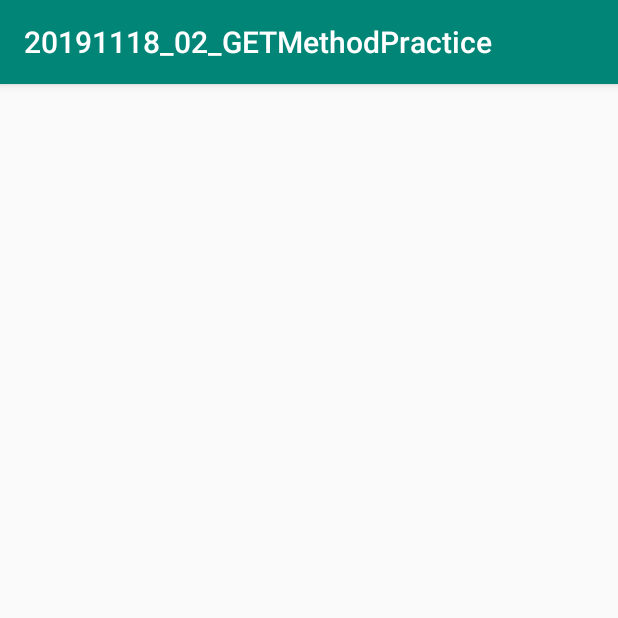
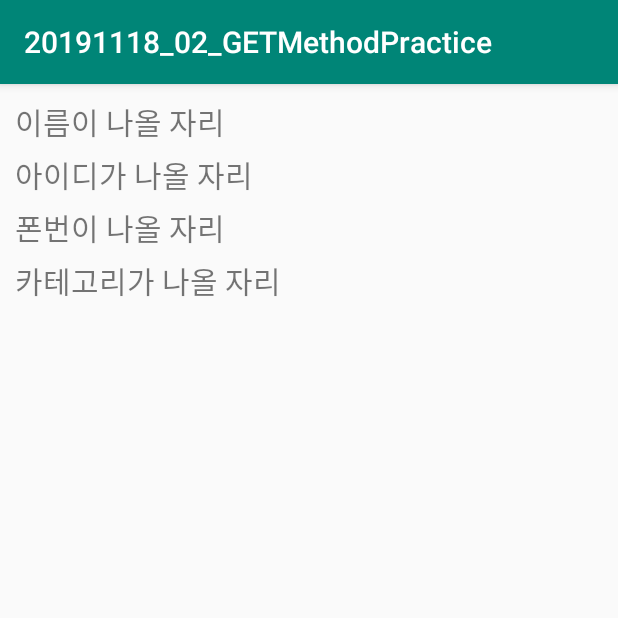
Before and after one commit to sangone88/20191118_02_GETMethodPractice, an Android app: the MainActivity screen opened directly, with no data from a screen before it, on a phone screen of 412 x 824 dp, the top half of it. Run offline under Robolectric (Android 15) with nearby library versions, the phone set to English and light mode, and no system bars.

Commit message:
내 정보 가져오기 기능 구현

```diff
--- a/app/build.gradle
+++ b/app/build.gradle
@@ -29,7 +29,7 @@ dependencies {
     implementation 'androidx.appcompat:appcompat:1.1.0'
     implementation 'androidx.core:core-ktx:1.1.0'
     implementation 'androidx.constraintlayout:constraintlayout:1.1.3'
-    implementation("com.squareup.okhttp3:okhttp:4.2.2")
+    implementation("com.squareup.okhttp3:okhttp:3.12.0")
     testImplementation 'junit:junit:4.12'
     androidTestImplementation 'androidx.test.ext:junit:1.1.1'
     androidTestImplementation 'androidx.test.espresso:espresso-core:3.2.0'
--- a/app/src/main/java/com/tjoeun/a20191118_02_getmethodpractice/MainActivity.kt
+++ b/app/src/main/java/com/tjoeun/a20191118_02_getmethodpractice/MainActivity.kt
@@ -2,6 +2,9 @@ package com.tjoeun.a20191118_02_getmethodpractice
 
 import androidx.appcompat.app.AppCompatActivity
 import android.os.Bundle
+import android.util.Log
+import com.tjoeun.a20191118_02_getmethodpractice.utils.ServerUtil
+import org.json.JSONObject
 
 class MainActivity : BaseActivety() {
     override fun onCreate(savedInstanceState: Bundle?) {
@@ -17,6 +20,13 @@ class MainActivity : BaseActivety() {
 
     override fun setValues() {
 
+        ServerUtil.getRequestMyInfo(mContext, object : ServerUtil.JasonResponseHandler {
+            override fun onResponse(json: JSONObject) {
+                Log.d("내정보응답", json.toString())
+            }
+
+        })
+
     }
 
 
--- a/app/src/main/java/com/tjoeun/a20191118_02_getmethodpractice/utils/ServerUtil.kt
+++ b/app/src/main/java/com/tjoeun/a20191118_02_getmethodpractice/utils/ServerUtil.kt
@@ -44,7 +44,7 @@ class ServerUtil {
                 override fun onResponse(call: Call, response: Response) {
 //                    성공
                     //                    Log.d("서버응답내용", body)
-                    var body = response.body!!.string()
+                    var body = response.body()!!.string()
 //                    var json: JSONObject = JSONObject(body)  자료형 적을 필요도 없음
                     var json = JSONObject(body)
                     handler?.onResponse(json)
@@ -54,5 +54,35 @@ class ServerUtil {
             })
         }
 
+        fun getRequestMyInfo(context: Context, handler: JasonResponseHandler?) {
+            var client = OkHttpClient()
+            var urlBuilder = HttpUrl.parse("${BASE_URL}/my_info")!!.newBuilder()
+//            GET 방식의 파라미터를 첨부하는 방법
+            urlBuilder.addEncodedQueryParameter("device_token", "test")
+
+//            url 최종 확정
+            val requestUrl = urlBuilder.build().toString()
+            Log.d("요청URL", requestUrl)
+
+            val request = Request.Builder()
+                .url(requestUrl)
+                .header("X-Http-Token", ContextUtil.getUserToken(context))
+                .build()
+
+            client.newCall(request).enqueue(object :Callback {
+                override fun onFailure(call: Call, e: IOException) {
+                    Log.d("서버통신에러", e.localizedMessage)
+                }
+
+                override fun onResponse(call: Call, response: Response) {
+                    val body = response.body()!!.string()
+                    val json = JSONObject(body)
+                    handler?.onResponse(json)
+                }
+
+            })
+
+        }
+
     }
 }
--- a/app/src/main/res/layout/activity_main.xml
+++ b/app/src/main/res/layout/activity_main.xml
@@ -1,9 +1,42 @@
 <?xml version="1.0" encoding="utf-8"?>
-<androidx.constraintlayout.widget.ConstraintLayout xmlns:android="http://schemas.android.com/apk/res/android"
+<LinearLayout xmlns:android="http://schemas.android.com/apk/res/android"
     xmlns:app="http://schemas.android.com/apk/res-auto"
     xmlns:tools="http://schemas.android.com/tools"
     android:layout_width="match_parent"
     android:layout_height="match_parent"
+    android:orientation="vertical"
+    android:padding="10dp"
     tools:context=".MainActivity">
 
-</androidx.constraintlayout.widget.ConstraintLayout>
+    <TextView
+        android:id="@+id/nameTxt"
+        android:layout_width="wrap_content"
+        android:layout_height="wrap_content"
+        android:textSize="20sp"
+        android:text="이름이 나올 자리" />
+
+    <TextView
+        android:id="@+id/loginTxt"
+        android:layout_marginTop="5dp"
+        android:layout_width="wrap_content"
+        android:layout_height="wrap_content"
+        android:textSize="20sp"
+        android:text="아이디가 나올 자리" />
+
+    <TextView
+        android:id="@+id/phoneNumTxt"
+        android:layout_marginTop="5dp"
+        android:layout_width="wrap_content"
+        android:layout_height="wrap_content"
+        android:textSize="20sp"
+        android:text="폰번이 나올 자리" />
+
+    <TextView
+        android:id="@+id/categoryTxt"
+        android:layout_marginTop="5dp"
+        android:layout_width="wrap_content"
+        android:layout_height="wrap_content"
+        android:textSize="20sp"
+        android:text="카테고리가 나올 자리" />
+
+</LinearLayout>
```
